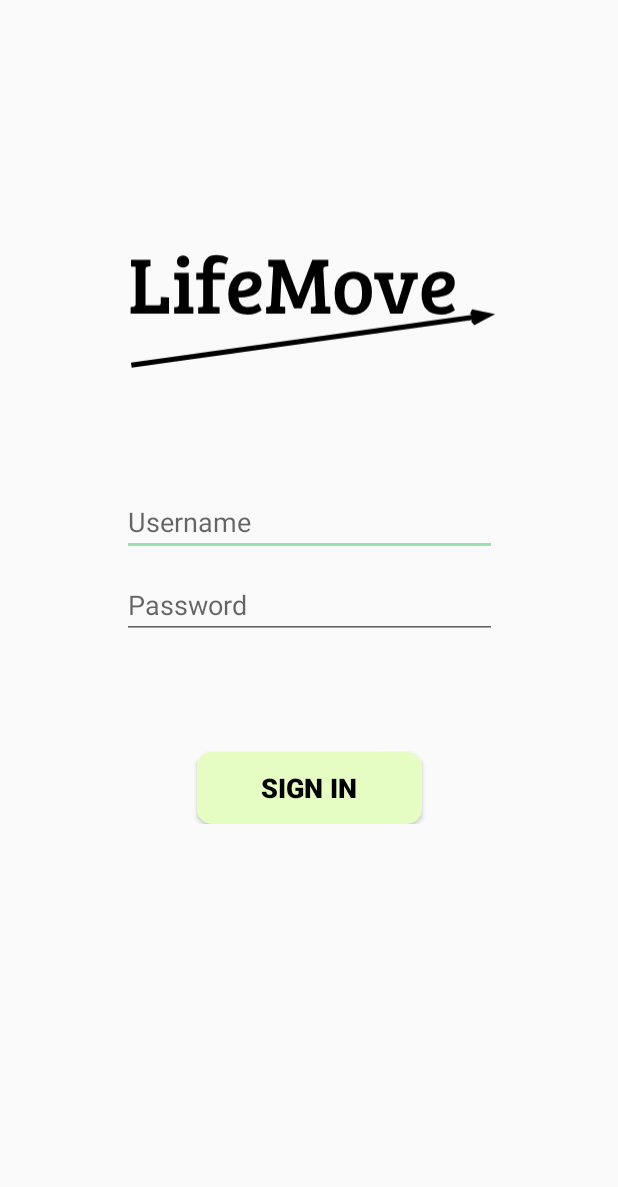
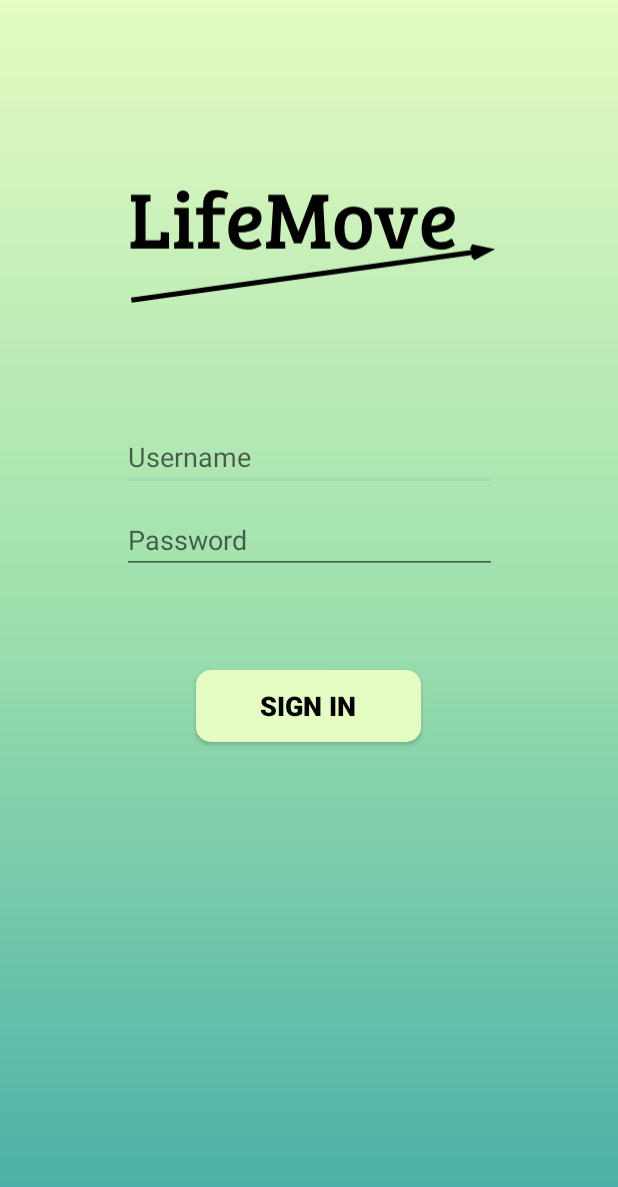
Before and after one commit to phsa/lifemove, an Android app: the screen it shows after launch (LoginActivity), on a phone screen of 412 x 824 dp. Shown: the top 1187 px of the screen. Run offline under Robolectric (Android 15) with nearby library versions, the phone set to English and light mode, and no system bars.

Commit message:
feature/login: gradient background

```diff
--- /dev/null
+++ b/android/app/src/main/res/drawable/background_gradient.xml
@@ -0,0 +1,14 @@
+<?xml version="1.0" encoding="UTF-8"?>
+<shape xmlns:android="http://schemas.android.com/apk/res/android" android:shape="rectangle" >
+
+    <gradient
+        android:angle="90"
+        android:startColor="@color/primary"
+        android:centerColor="@color/highlight"
+        android:endColor="@color/softHighlight"
+        android:type="linear" />
+
+    <corners
+        android:radius="0dp"/>
+
+</shape>
--- a/android/app/src/main/res/layout/login_activity.xml
+++ b/android/app/src/main/res/layout/login_activity.xml
@@ -6,7 +6,8 @@
     xmlns:tools="http://schemas.android.com/tools"
     android:layout_width="match_parent"
     android:layout_height="match_parent"
-    android:orientation="vertical">
+    android:orientation="vertical"
+    android:background="@drawable/background_gradient">
 
 
     <androidx.constraintlayout.widget.ConstraintLayout
@@ -21,7 +22,7 @@
             android:layout_width="250dp"
             android:layout_height="250dp"
             android:contentDescription="@string/app_name"
-            android:layout_marginTop="75dp"
+            android:layout_marginTop="32dp"
             app:layout_constraintEnd_toEndOf="parent"
             app:layout_constraintStart_toStartOf="parent"
             app:layout_constraintTop_toTopOf="parent"
@@ -46,22 +47,27 @@
             android:inputType="textPassword"
             app:layout_constraintEnd_toEndOf="parent"
             app:layout_constraintStart_toStartOf="parent"
-            app:layout_constraintTop_toBottomOf="@+id/username_field" />
+            app:layout_constraintTop_toBottomOf="@+id/username_field"
+            app:layout_constraintBottom_toBottomOf="parent"
+            app:layout_constraintVertical_bias="0.0"/>
 
         <Button
             android:id="@+id/sign_in_button"
             android:layout_width="150dp"
             android:layout_height="wrap_content"
-            android:layout_marginTop="75dp"
+            android:layout_marginTop="64dp"
+            android:layout_marginBottom="64dp"
             android:background="@drawable/rounded_button"
+            android:fontFamily="sans-serif-black"
             android:text="@string/prompt_sign_in"
             android:textColor="@color/black"
+            android:textSize="18sp"
             android:textStyle="bold"
-            android:textSize="18sp"
-            android:fontFamily="sans-serif-black"
             app:layout_constraintEnd_toEndOf="parent"
+            app:layout_constraintHorizontal_bias="0.498"
             app:layout_constraintStart_toStartOf="parent"
-            app:layout_constraintTop_toBottomOf="@+id/password_field" />
+            app:layout_constraintTop_toBottomOf="@+id/password_field"
+            app:layout_constraintBottom_toBottomOf="parent"/>
 
     </androidx.constraintlayout.widget.ConstraintLayout>
 
```
